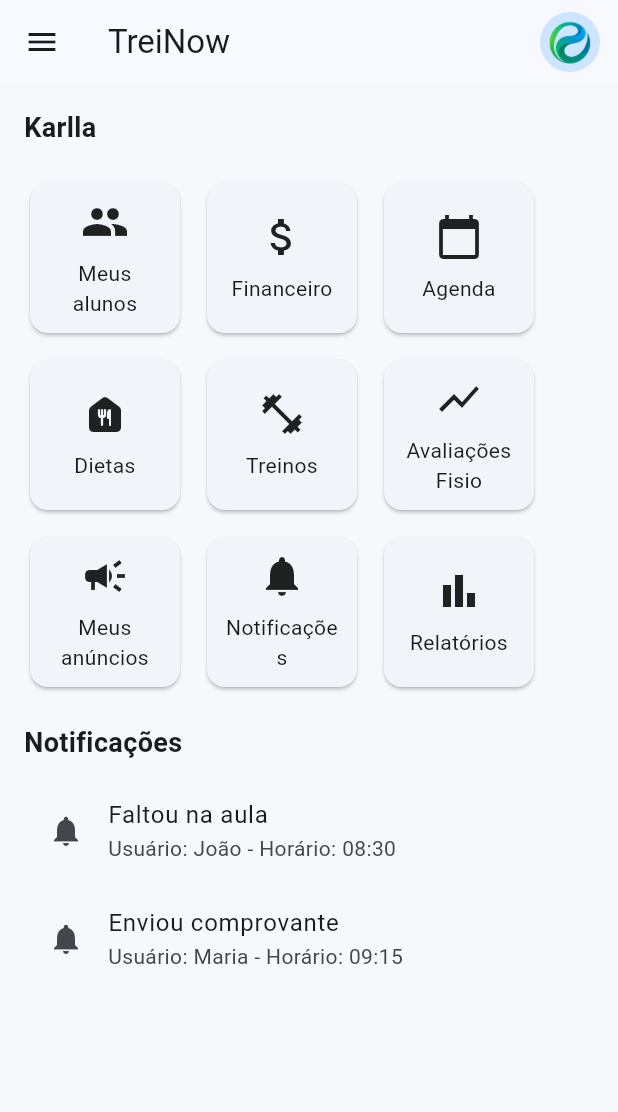
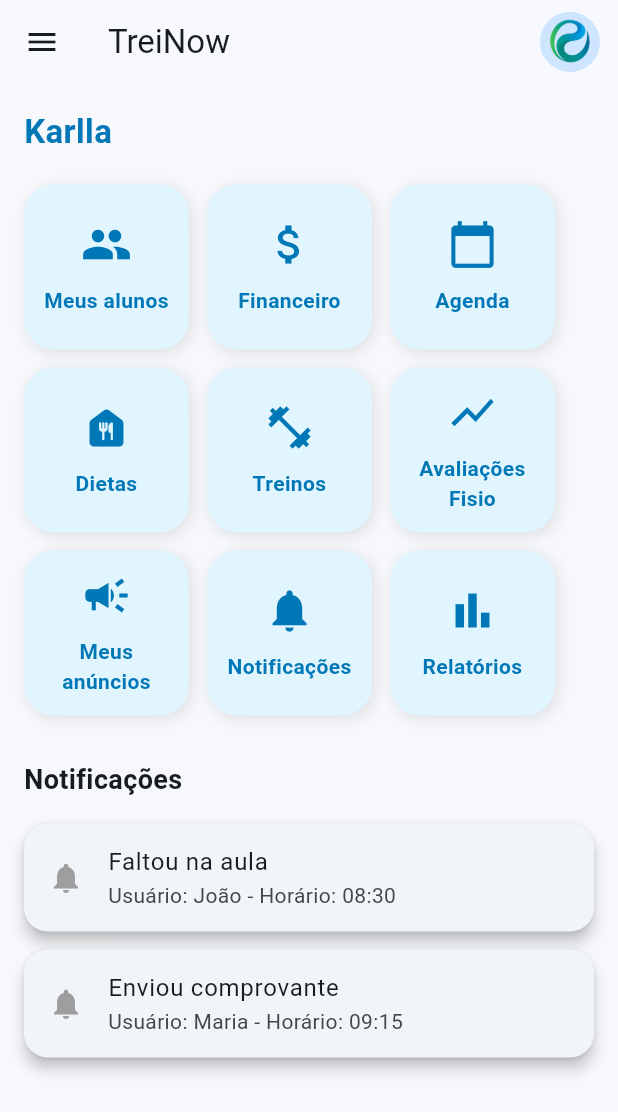
Before and after one commit to gabrioliver/Treinow-v1, a Flutter app: the PainelProfissionalScreen screen opened by its route, on a phone screen of 412 x 824 dp. Shown: the top 1112 px of the screen. Run offline on Flutter 3.47's test engine with Material 3 defaults, Android fonts, the light colour scheme and no system bars; our stand-ins replace cloud_firestore, firebase_auth, firebase_core, google_sign_in, shared_preferences; accounts and stored records are empty.

Commit message:
Tela de financeiro implementada com recibo e cobranças

```diff
--- a/lib/screens/painel_profissional/painel_profissional_screen.dart
+++ b/lib/screens/painel_profissional/painel_profissional_screen.dart
@@ -12,14 +12,14 @@ class PainelProfissionalScreen extends StatefulWidget {
 class _PainelProfissionalScreenState extends State<PainelProfissionalScreen> {
   bool isDarkMode = false;
 
-  @override
-  Widget build(BuildContext context) {
-    final String nomeProfissional = "Karlla"; // puxar do Firebase depois
-
   final List<Map<String, String>> notificacoes = [
     {"usuario": "João", "mensagem": "Faltou na aula", "hora": "08:30"},
     {"usuario": "Maria", "mensagem": "Enviou comprovante", "hora": "09:15"},
   ];
+
+  @override
+  Widget build(BuildContext context) {
+    final String nomeProfissional = "Karlla";
 
     return Scaffold(
       drawer: Drawer(
@@ -38,7 +38,6 @@ class _PainelProfissionalScreenState extends State<PainelProfissionalScreen> {
                 setState(() {
                   isDarkMode = value;
                 });
-                // Atualiza o tema no MaterialApp (reconstrução via restart ou provider)
                 final mode = value ? ThemeMode.dark : ThemeMode.light;
                 MyAppThemeController.of(context)?.setThemeMode(mode);
               },
@@ -67,78 +66,100 @@ class _PainelProfissionalScreenState extends State<PainelProfissionalScreen> {
           )
         ],
       ),
-      body: Padding(
+      body: SingleChildScrollView(
         padding: const EdgeInsets.all(16),
         child: Column(
           crossAxisAlignment: CrossAxisAlignment.start,
           children: [
             Text(
               nomeProfissional,
-              style: const TextStyle(fontSize: 18, fontWeight: FontWeight.bold),
+              style: const TextStyle(
+                fontSize: 22,
+                fontWeight: FontWeight.bold,
+                color: Color(0xFF0077B6),
+              ),
             ),
             const SizedBox(height: 20),
 
             Wrap(
-              spacing: 10,
-              runSpacing: 10,
+              spacing: 12,
+              runSpacing: 12,
               children: [
-                _dashboardCard("Meus alunos", Icons.group),
-                _dashboardCard("Financeiro", Icons.attach_money),
-                _dashboardCard("Agenda", Icons.calendar_today),
-                _dashboardCard("Dietas", Icons.food_bank_rounded),
-                _dashboardCard("Treinos", Icons.fitness_center),
-                _dashboardCard("Avaliações Fisio", Icons.show_chart),
-                _dashboardCard("Meus anúncios", Icons.campaign),
-                _dashboardCard("Notificações", Icons.notifications),
-                _dashboardCard("Relatórios", Icons.bar_chart),
+                _dashboardCard("Meus alunos", Icons.group, route: '/alunos'),
+                _dashboardCard("Financeiro", Icons.attach_money, route: '/financeiro'),
+                _dashboardCard("Agenda", Icons.calendar_today, onTap: () => _showSnack("Agenda em breve")),
+                _dashboardCard("Dietas", Icons.food_bank_rounded, onTap: () => _showSnack("Dietas em breve")),
+                _dashboardCard("Treinos", Icons.fitness_center, onTap: () => _showSnack("Treinos em breve")),
+                _dashboardCard("Avaliações Fisio", Icons.show_chart, onTap: () => _showSnack("Avaliações em breve")),
+                _dashboardCard("Meus anúncios", Icons.campaign, onTap: () => _showSnack("Anúncios em breve")),
+                _dashboardCard("Notificações", Icons.notifications, onTap: () => _showSnack("Notificações em breve")),
+                _dashboardCard("Relatórios", Icons.bar_chart, onTap: () => _showSnack("Relatórios em breve")),
               ],
             ),
 
-            const SizedBox(height: 20),
+            const SizedBox(height: 30),
             const Text("Notificações", style: TextStyle(fontSize: 18, fontWeight: FontWeight.bold)),
             const SizedBox(height: 10),
-            Expanded(
-              child: notificacoes.isEmpty
-                  ? const Center(child: Text("Você não possui notificações."))
-                  : ListView.builder(
-                      itemCount: notificacoes.length,
-                      itemBuilder: (context, index) {
-                        final noti = notificacoes[index];
-                        return ListTile(
-                          leading: const Icon(Icons.notifications),
-                          title: Text(noti['mensagem']!),
+            ...notificacoes.map((noti) => Card(
+              elevation: 4,
+              shape: RoundedRectangleBorder(borderRadius: BorderRadius.circular(16)),
+              margin: const EdgeInsets.symmetric(vertical: 6),
+              child: ListTile(
+                leading: const Icon(Icons.notifications, color: Colors.grey),
+                title: Text(noti['mensagem'] ?? ""),
                 subtitle: Text("Usuário: ${noti['usuario']} - Horário: ${noti['hora']}"),
+              ),
+            )).toList()
+          ],
+        ),
+      ),
     );
+  }
+
+  void _showSnack(String msg) {
+    ScaffoldMessenger.of(context).showSnackBar(SnackBar(content: Text(msg)));
+  }
+
+  Widget _dashboardCard(String title, IconData icon, {String? route, VoidCallback? onTap}) {
+    return InkWell(
+      borderRadius: BorderRadius.circular(20),
+      onTap: () {
+        if (route != null) {
+          Navigator.pushNamed(context, route);
+        } else if (onTap != null) {
+          onTap();
+        }
       },
+      child: AnimatedContainer(
+        duration: const Duration(milliseconds: 250),
+        curve: Curves.easeInOut,
+        width: 110,
+        height: 110,
+        decoration: BoxDecoration(
+          color: const Color(0xFFE1F5FE),
+          borderRadius: BorderRadius.circular(20),
+          boxShadow: [
+            BoxShadow(
+              color: Colors.black.withOpacity(0.1),
+              blurRadius: 8,
+              offset: const Offset(2, 2),
             ),
+          ],
+        ),
+        padding: const EdgeInsets.all(10),
+        child: Column(
+          mainAxisAlignment: MainAxisAlignment.center,
+          children: [
+            Icon(icon, size: 34, color: const Color(0xFF0077B6)),
+            const SizedBox(height: 10),
+            Text(
+              title,
+              textAlign: TextAlign.center,
+              style: const TextStyle(fontSize: 14, fontWeight: FontWeight.bold, color: Color(0xFF0077B6)),
             ),
           ],
         ),
       ),
     );
   }
-
-  Widget _dashboardCard(String title, IconData icon) {
-    return GestureDetector(
-      onTap: () {
-        // ação ao clicar
-      },
-      child: Card(
-        shape: RoundedRectangleBorder(borderRadius: BorderRadius.circular(12)),
-        child: Container(
-          width: 100,
-          height: 100,
-          padding: const EdgeInsets.all(10),
-          child: Column(
-            mainAxisAlignment: MainAxisAlignment.center,
-            children: [
-              Icon(icon, size: 32),
-              const SizedBox(height: 8),
-              Text(title, textAlign: TextAlign.center),
-            ],
-          ),
-        ),
-      ),
-    );
 }
-}
```
Also changed, not shown: lib/main.dart (+22 -4 lines), lib/screens/alunos/detalhes_aluno_screen.dart (added, +51 -0 lines), lib/screens/alunos/form_aluno_screen.dart (added, +89 -0 lines), lib/screens/alunos/meus_alunos_screen.dart (added, +89 -0 lines), lib/screens/financeiro/financeiro_screen.dart (added, +147 -0 lines), lib/screens/splash/splash_screen.dart (added, +57 -0 lines), lib/assets/logo.png. Lines whose indentation alone changed are shown as unchanged.
